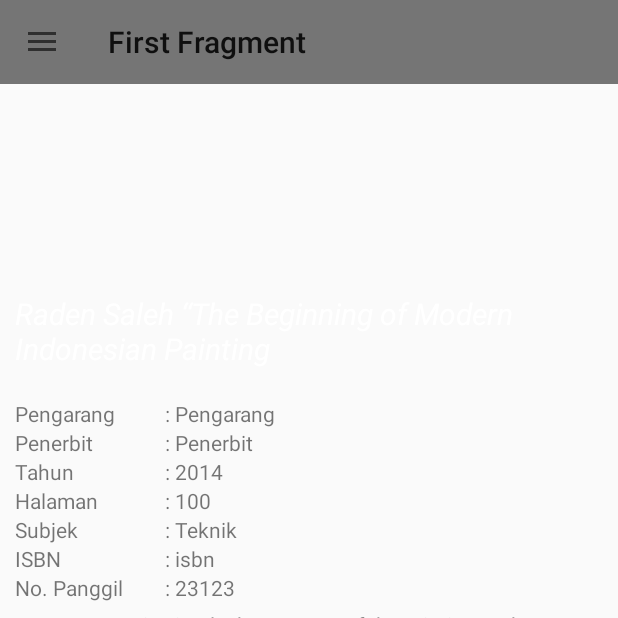
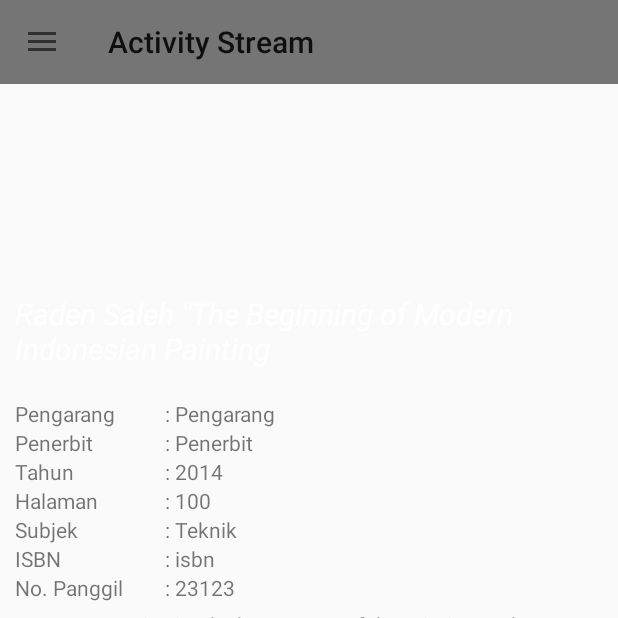
Before and after one commit to cyanidesin/IIR-Android, an Android app: the screen it shows after launch (MainActivity), on a phone screen of 412 x 824 dp, the top half of it. Run offline under Robolectric (Android 15) with nearby library versions, the phone set to English and light mode, and no system bars.

Commit message:
irid :: add activity nb. wall, daop and settings

```diff
--- a/app/src/main/java/com/ommu/irid/FirstFragment.java
+++ b/app/src/main/java/com/ommu/irid/DaopActivity.java
@@ -10,7 +10,7 @@ import android.widget.LinearLayout;
 import android.widget.ProgressBar;
 import android.widget.TextView;
 
-public class FirstFragment extends Fragment {
+public class DaopActivity extends Fragment {
 
 	String title, author, publisher, desc, isbn, subject, call_number, page;
 
@@ -18,7 +18,7 @@ public class FirstFragment extends Fragment {
 	public View onCreateView(LayoutInflater inflater, ViewGroup container,
 			Bundle savedInstanceState) {
 		// TODO Auto-generated method stub
-		View vi = inflater.inflate(R.layout.layout_fragment_detail_info, null);
+		View vi = inflater.inflate(R.layout.daop, null);
 
 		// Log.i("item", item.author);
 		return vi;
--- a/app/src/main/java/com/ommu/irid/MainActivity.java
+++ b/app/src/main/java/com/ommu/irid/MainActivity.java
@@ -27,9 +27,9 @@ public class MainActivity extends ActionBarActivity {
         ommuDrawer.setupDrawerConfiguration((ListView) findViewById(R.id.lvDrawer), toolbar,
                 R.layout.drawer_nav_item, R.id.flContent);
         // Add nav items
-        ommuDrawer.addNavItem("First", R.drawable.ic_one, "First Fragment", FirstFragment.class);
-        ommuDrawer.addNavItem("Second", R.drawable.ic_two, "Second Fragment", SecondFragment.class);
-        ommuDrawer.addNavItem("Third", R.drawable.ic_three, "Third Fragment", ThirdFragment.class);
+        ommuDrawer.addNavItem("Activity Stream", R.drawable.ic_one, "Activity Stream", WallActivity.class);
+        ommuDrawer.addNavItem("My Area", R.drawable.ic_two, "Operation Area", DaopActivity.class);
+        ommuDrawer.addNavItem("Settings", R.drawable.ic_three, "Settings", SettingsActivity.class);
         // Select default
         if (savedInstanceState == null) {
             ommuDrawer.selectDrawerItem(0);
--- a/app/src/main/java/com/ommu/irid/SecondFragment.java
+++ b/app/src/main/java/com/ommu/irid/SettingsActivity.java
@@ -10,7 +10,7 @@ import android.widget.LinearLayout;
 import android.widget.ProgressBar;
 import android.widget.TextView;
 
-public class SecondFragment extends Fragment {
+public class SettingsActivity extends Fragment {
 
 	String title, author, publisher, desc, isbn, subject, call_number, page;
 
@@ -18,7 +18,7 @@ public class SecondFragment extends Fragment {
 	public View onCreateView(LayoutInflater inflater, ViewGroup container,
 			Bundle savedInstanceState) {
 		// TODO Auto-generated method stub
-		View vi = inflater.inflate(R.layout.layout_fragment_detail_info, null);
+		View vi = inflater.inflate(R.layout.settings, null);
 
 		// Log.i("item", item.author);
 		return vi;
--- a/app/src/main/java/com/ommu/irid/ThirdFragment.java
+++ b/app/src/main/java/com/ommu/irid/WallActivity.java
@@ -10,7 +10,7 @@ import android.widget.LinearLayout;
 import android.widget.ProgressBar;
 import android.widget.TextView;
 
-public class ThirdFragment extends Fragment {
+public class WallActivity extends Fragment {
 
 	String title, author, publisher, desc, isbn, subject, call_number, page;
 
@@ -18,7 +18,7 @@ public class ThirdFragment extends Fragment {
 	public View onCreateView(LayoutInflater inflater, ViewGroup container,
 			Bundle savedInstanceState) {
 		// TODO Auto-generated method stub
-		View vi = inflater.inflate(R.layout.layout_fragment_detail_info, null);
+		View vi = inflater.inflate(R.layout.wall, null);
 
 		// Log.i("item", item.author);
 		return vi;
--- a/app/src/main/res/layout/main.xml
+++ b/app/src/main/res/layout/main.xml
@@ -26,7 +26,7 @@
     <!-- The navigation drawer -->
     <ListView
       android:id="@+id/lvDrawer"
-      android:layout_width="240dp"
+      android:layout_width="@dimen/navigation_drawer_width"
       android:layout_height="match_parent"
       android:layout_gravity="start"
       android:choiceMode="singleChoice"
--- a/app/src/main/res/layout/toolbar.xml
+++ b/app/src/main/res/layout/toolbar.xml
@@ -1,8 +1,8 @@
 <android.support.v7.widget.Toolbar
     xmlns:android="http://schemas.android.com/apk/res/android"
     android:id="@+id/toolbar"
+    android:layout_width="match_parent"
     android:layout_height="wrap_content"
-    android:layout_width="match_parent"
     android:minHeight="?attr/actionBarSize"
     android:background="?attr/colorPrimaryDark">
 </android.support.v7.widget.Toolbar>
--- /dev/null
+++ b/app/src/main/res/layout/wall.xml
@@ -0,0 +1,220 @@
+<?xml version="1.0" encoding="utf-8"?>
+<ScrollView xmlns:android="http://schemas.android.com/apk/res/android"
+    android:layout_width="fill_parent"
+    android:layout_height="wrap_content" >
+
+    <LinearLayout
+        android:layout_width="fill_parent"
+        android:layout_height="wrap_content"
+        android:orientation="vertical" >
+
+        <ProgressBar
+            android:id="@+id/progBar"
+            android:layout_width="fill_parent"
+            android:layout_height="fill_parent"
+            android:layout_centerInParent="true"
+            android:layout_marginTop="10dp"
+            android:visibility="gone" />
+
+        <LinearLayout
+            android:id="@+id/linContain"
+            android:layout_width="fill_parent"
+            android:layout_height="wrap_content"
+            android:orientation="vertical" >
+
+            <RelativeLayout
+                android:layout_width="fill_parent"
+                android:layout_height="wrap_content"
+                android:orientation="vertical" >
+
+                <ImageView
+                    android:layout_width="fill_parent"
+                    android:layout_height="200dp"
+                    android:scaleType="centerCrop" />
+
+                <TextView
+                    android:id="@+id/tvTitle"
+                    android:layout_width="fill_parent"
+                    android:layout_height="wrap_content"
+                    android:layout_alignParentBottom="true"
+                    android:layout_centerHorizontal="true"
+                    android:gravity="bottom"
+                    android:padding="10dp"
+                    android:text="Raden Saleh “The Beginning of
+Modern Indonesian Painting"
+                    android:textColor="#fff"
+                    android:textSize="20dp"
+                    android:textStyle="italic" />
+            </RelativeLayout>
+
+            <LinearLayout
+                android:layout_width="fill_parent"
+                android:layout_height="wrap_content"
+                android:orientation="vertical"
+                android:padding="10dp" >
+
+                <LinearLayout
+                    android:layout_width="fill_parent"
+                    android:layout_height="wrap_content"
+                    android:orientation="horizontal" >
+
+                    <TextView
+                        android:layout_width="100dp"
+                        android:layout_height="wrap_content"
+                        android:text="Pengarang" />
+
+                    <TextView
+                        android:layout_width="wrap_content"
+                        android:layout_height="wrap_content"
+                        android:text=": " />
+
+                    <TextView
+                        android:id="@+id/tvAuthor"
+                        android:layout_width="wrap_content"
+                        android:layout_height="wrap_content"
+                        android:text="Pengarang" />
+                </LinearLayout>
+
+                <LinearLayout
+                    android:layout_width="fill_parent"
+                    android:layout_height="wrap_content"
+                    android:orientation="horizontal" >
+
+                    <TextView
+                        android:layout_width="100dp"
+                        android:layout_height="wrap_content"
+                        android:text="Penerbit" />
+
+                    <TextView
+                        android:layout_width="wrap_content"
+                        android:layout_height="wrap_content"
+                        android:text=": " />
+
+                    <TextView
+                        android:id="@+id/tvPublisher"
+                        android:layout_width="wrap_content"
+                        android:layout_height="wrap_content"
+                        android:text="Penerbit" />
+                </LinearLayout>
+
+                <LinearLayout
+                    android:layout_width="fill_parent"
+                    android:layout_height="wrap_content"
+                    android:orientation="horizontal" >
+
+                    <TextView
+                        android:layout_width="100dp"
+                        android:layout_height="wrap_content"
+                        android:text="Tahun" />
+
+                    <TextView
+                        android:layout_width="wrap_content"
+                        android:layout_height="wrap_content"
+                        android:text=": " />
+
+                    <TextView
+                        android:id="@+id/tvYear"
+                        android:layout_width="wrap_content"
+                        android:layout_height="wrap_content"
+                        android:text="2014" />
+                </LinearLayout>
+
+                <LinearLayout
+                    android:layout_width="fill_parent"
+                    android:layout_height="wrap_content"
+                    android:orientation="horizontal" >
+
+                    <TextView
+                        android:layout_width="100dp"
+                        android:layout_height="wrap_content"
+                        android:text="Halaman" />
+
+                    <TextView
+                        android:layout_width="wrap_content"
+                        android:layout_height="wrap_content"
+                        android:text=": " />
+
+                    <TextView
+                        android:id="@+id/tvPage"
+                        android:layout_width="wrap_content"
+                        android:layout_height="wrap_content"
+                        android:text="100" />
+                </LinearLayout>
+
+                <LinearLayout
+                    android:layout_width="fill_parent"
+                    android:layout_height="wrap_content"
+                    android:orientation="horizontal" >
+
+                    <TextView
+                        android:layout_width="100dp"
+                        android:layout_height="wrap_content"
+                        android:text="Subjek" />
+
+                    <TextView
+                        android:layout_width="wrap_content"
+                        android:layout_height="wrap_content"
+                        android:text=": " />
+
+                    <TextView
+                        android:id="@+id/tvSubject"
+                        android:layout_width="wrap_content"
+                        android:layout_height="wrap_content"
+                        android:text="Teknik" />
+                </LinearLayout>
+
+                <LinearLayout
+                    android:layout_width="fill_parent"
+                    android:layout_height="wrap_content"
+                    android:orientation="horizontal" >
+
+                    <TextView
+                        android:layout_width="100dp"
+                        android:layout_height="wrap_content"
+                        android:text="ISBN" />
+
+                    <TextView
+                        android:layout_width="wrap_content"
+                        android:layout_height="wrap_content"
+                        android:text=": " />
+
+                    <TextView
+                        android:id="@+id/tvIsbn"
+                        android:layout_width="wrap_content"
+                        android:layout_height="wrap_content"
+                        android:text="isbn" />
+                </LinearLayout>
+
+                <LinearLayout
+                    android:layout_width="fill_parent"
+                    android:layout_height="wrap_content"
+                    android:orientation="horizontal" >
+
+                    <TextView
+                        android:layout_width="100dp"
+                        android:layout_height="wrap_content"
+                        android:text="No. Panggil" />
+
+                    <TextView
+                        android:layout_width="wrap_content"
+                        android:layout_height="wrap_content"
+                        android:text=": " />
+
+                    <TextView
+                        android:id="@+id/tvCall"
+                        android:layout_width="wrap_content"
+                        android:layout_height="wrap_content"
+                        android:text="23123" />
+                </LinearLayout>
+
+                <TextView
+                    android:id="@+id/tvDesc"
+                    android:layout_width="fill_parent"
+                    android:layout_height="wrap_content"
+                    android:layout_marginTop="5dp"
+                    android:text="Lorem Ipsum is simply dummy text of the printing and typesetting industry. Lorem Ipsum has been the industry&apos;s standard dummy text ever since the 1500s, when an unknown printer took a galley of type and scrambled it to make a type specimen book. It has survived not only five centuries, but also the leap into electronic typesetting," />
+            </LinearLayout>
+        </LinearLayout>
+    </LinearLayout>
+
+</ScrollView>
--- a/app/src/main/res/menu/global.xml
+++ /dev/null
@@ -1,5 +0,0 @@
-<menu xmlns:android="http://schemas.android.com/apk/res/android"
-    xmlns:app="http://schemas.android.com/apk/res-auto">
-    <item android:id="@+id/action_settings" android:title="@string/action_settings"
-        android:orderInCategory="100" app:showAsAction="never" />
-</menu>
--- a/app/src/main/res/menu/main.xml
+++ b/app/src/main/res/menu/main.xml
@@ -1,8 +1,6 @@
 <menu xmlns:android="http://schemas.android.com/apk/res/android"
     xmlns:app="http://schemas.android.com/apk/res-auto"
     xmlns:tools="http://schemas.android.com/tools" tools:context=".MainActivity">
-    <item android:id="@+id/action_example" android:title="@string/action_example"
-        app:showAsAction="withText|ifRoom" />
     <item android:id="@+id/action_settings" android:title="@string/action_settings"
         android:orderInCategory="100" app:showAsAction="never" />
 </menu>
--- a/app/src/main/res/values/dimens.xml
+++ b/app/src/main/res/values/dimens.xml
@@ -4,6 +4,6 @@
     <dimen name="activity_vertical_margin">16dp</dimen>
 
     <!-- Per the design guidelines, navigation drawers should be between 240dp and 320dp:
-         https://developer.android.com/design/patterns/navigation-drawer.html -->
-    <dimen name="navigation_drawer_width">240dp</dimen>
+	https://developer.android.com/design/patterns/navigation-drawer.html -->
+    <dimen name="navigation_drawer_width">300dp</dimen>
 </resources>
```
Also changed, not shown: app/src/main/res/layout/settings.xml (added, +220 -0 lines), app/src/main/res/values/strings.xml (+1 -10 lines), app/src/main/res/layout/daop.xml (renamed from app/src/main/res/layout/layout_fragment_detail_info.xml).
